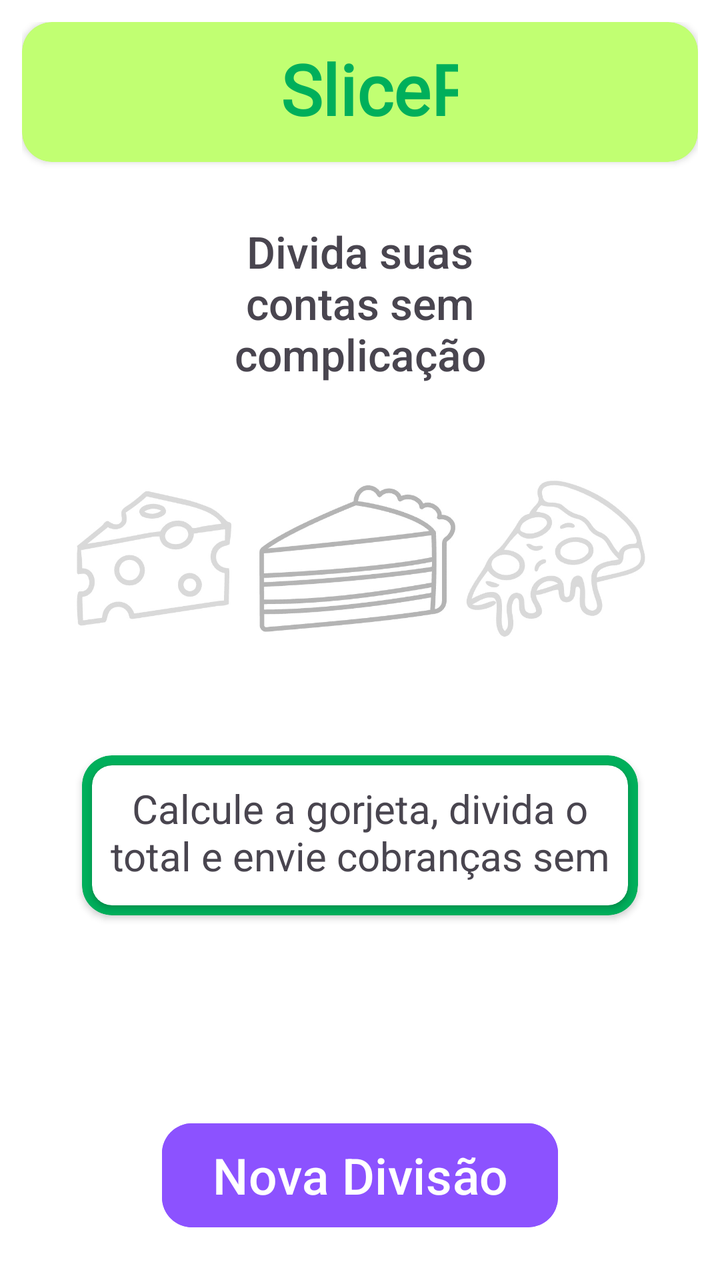
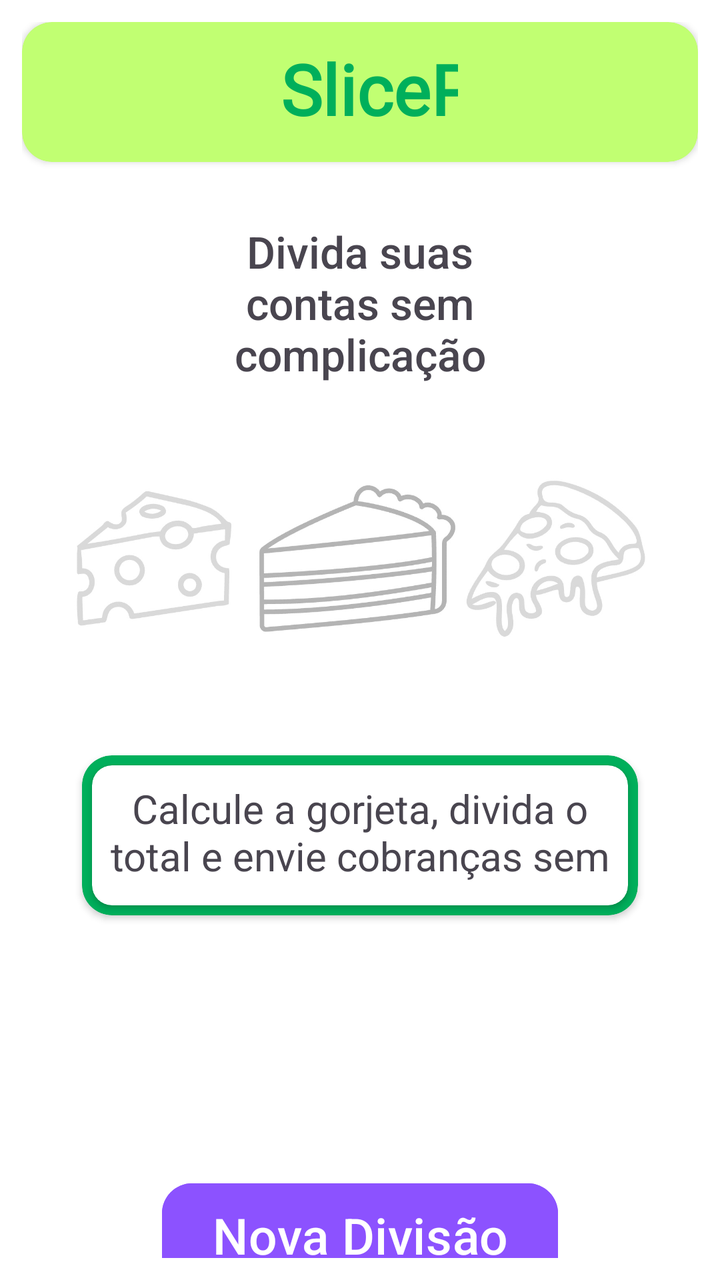

Before-and-after screenshots of an Android layout around one commit, followed by the original layout XML and the change that was made.
<!-- AndroidManifest.xml: application theme Theme.SlicePay -->
<!-- res/layout/activity_main.xml -->
<?xml version="1.0" encoding="utf-8"?>
<androidx.constraintlayout.widget.ConstraintLayout xmlns:android="http://schemas.android.com/apk/res/android"
    xmlns:app="http://schemas.android.com/apk/res-auto"
    xmlns:tools="http://schemas.android.com/tools"
    android:id="@+id/main"
    android:layout_width="match_parent"
    android:layout_height="match_parent"
    android:background="#FFFFFF"
    android:backgroundTint="#FFFFFF"
    tools:context=".MainActivity">

    <LinearLayout
        android:layout_width="0dp"
        android:layout_height="0dp"
        android:layout_marginStart="1dp"
        android:layout_marginTop="1dp"
        android:layout_marginEnd="1dp"
        android:layout_marginBottom="1dp"
        android:orientation="vertical"
        android:padding="10dp"
        app:layout_constraintBottom_toBottomOf="parent"
        app:layout_constraintEnd_toEndOf="parent"
        app:layout_constraintHorizontal_bias="0.0"
        app:layout_constraintStart_toStartOf="parent"
        app:layout_constraintTop_toTopOf="parent"
        app:layout_constraintVertical_bias="0.0">

        <androidx.cardview.widget.CardView
            android:layout_width="match_parent"
            android:layout_height="70dp"
            android:padding="10dp"
            app:cardBackgroundColor="@color/verde_claro"
            app:cardCornerRadius="15dp">

            <LinearLayout
                android:layout_width="match_parent"
                android:layout_height="match_parent"
                android:orientation="vertical"
                android:padding="10dp"
                android:paddingStart="120dp"
                android:paddingEnd="120dp">

                <TextView
                    android:id="@+id/textView2"
                    android:layout_width="151dp"
                    android:layout_height="wrap_content"
                    android:fontFamily="@font/alata"
                    android:text="@string/app_name"
                    android:textAlignment="center"
                    android:textColor="@color/verde_escuro"
                    android:textSize="35sp"
                    android:textStyle="bold" />
            </LinearLayout>
        </androidx.cardview.widget.CardView>

        <TextView
            android:id="@+id/textView"
            android:layout_width="match_parent"
            android:layout_height="wrap_content"
            android:layout_marginStart="90dp"
            android:layout_marginTop="30dp"
            android:layout_marginEnd="90dp"
            android:fontFamily="sans-serif-medium"
            android:text="@string/subtitulo1"
            android:textAlignment="center"
            android:textSize="22sp" />

        <ImageView
            android:id="@+id/imageView"
            android:layout_width="match_parent"
            android:layout_height="116dp"
            android:layout_marginStart="20dp"
            android:layout_marginTop="30dp"
            android:layout_marginEnd="20dp"
            app:srcCompat="@drawable/icones_fatias" />

        <androidx.cardview.widget.CardView
            android:layout_width="match_parent"
            android:layout_height="80dp"
            android:layout_marginStart="30dp"
            android:layout_marginTop="40dp"
            android:layout_marginEnd="30dp"
            app:cardBackgroundColor="@color/verde_escuro"
            app:cardCornerRadius="15dp">

            <androidx.cardview.widget.CardView
                android:layout_width="match_parent"
                android:layout_height="match_parent"
                android:layout_margin="5dp"
                app:cardCornerRadius="10dp">

                <LinearLayout
                    android:layout_width="match_parent"
                    android:layout_height="match_parent"
                    android:orientation="vertical">

                    <TextView
                        android:id="@+id/textView3"
                        android:layout_width="match_parent"
                        android:layout_height="wrap_content"
                        android:layout_marginTop="8dp"
                        android:layout_marginBottom="8dp"
                        android:text="@string/subtitulo2"
                        android:textAlignment="center"
                        android:textSize="20sp" />
                </LinearLayout>
            </androidx.cardview.widget.CardView>
        </androidx.cardview.widget.CardView>

        <Button
            android:id="@+id/button"
            android:layout_width="match_parent"
            android:layout_height="60dp"
            android:layout_marginStart="70dp"
            android:layout_marginTop="100dp"
            android:layout_marginEnd="70dp"
            android:backgroundTint="@color/roxo"
            android:text="@string/botao1"
            android:textSize="25dp"
            app:cornerRadius="15dp" />

        <TextView
            android:id="@+id/textView5"
            android:layout_width="match_parent"
            android:layout_height="wrap_content"
            android:layout_marginStart="50dp"
            android:layout_marginTop="60dp"
            android:layout_marginEnd="50dp"
            android:text="@string/sobre"
            android:textAlignment="center"
            android:textColor="#929292"
            android:textSize="20dp" />

    </LinearLayout>
</androidx.constraintlayout.widget.ConstraintLayout>
<!-- resources referenced by this layout -->
<resources>
  <color name="roxo">#8c52ff</color>
  <color name="verde_claro">#c1ff72</color>
  <color name="verde_escuro">#00af5b</color>
  <!-- drawable icones_fatias: png bitmap (drawable, 51504 bytes) -->
  <string name="app_name">SlicePay</string>
  <string name="botao1">Nova Divisão</string>
  <string name="sobre">Sobre o App</string>
  <string name="subtitulo1">Divida suas contas sem complicação</string>
  <string name="subtitulo2">Calcule a gorjeta, divida o total e envie cobranças sem estresse</string>
  <style name="Theme.SlicePay" parent="Base.Theme.SlicePay" />
  <style name="Base.Theme.SlicePay" parent="Theme.Material3.DayNight.NoActionBar">
          
          
      </style>
</resources>

<!-- the commit's change to res/layout/activity_main.xml (unified diff, before → after) -->
@@ -112,7 +112,7 @@
             android:layout_width="match_parent"
             android:layout_height="60dp"
             android:layout_marginStart="70dp"
-            android:layout_marginTop="100dp"
+            android:layout_marginTop="130dp"
             android:layout_marginEnd="70dp"
             android:backgroundTint="@color/roxo"
             android:text="@string/botao1"
@@ -124,7 +124,7 @@
             android:layout_width="match_parent"
             android:layout_height="wrap_content"
             android:layout_marginStart="50dp"
-            android:layout_marginTop="60dp"
+            android:layout_marginTop="40dp"
             android:layout_marginEnd="50dp"
             android:text="@string/sobre"
             android:textAlignment="center"
